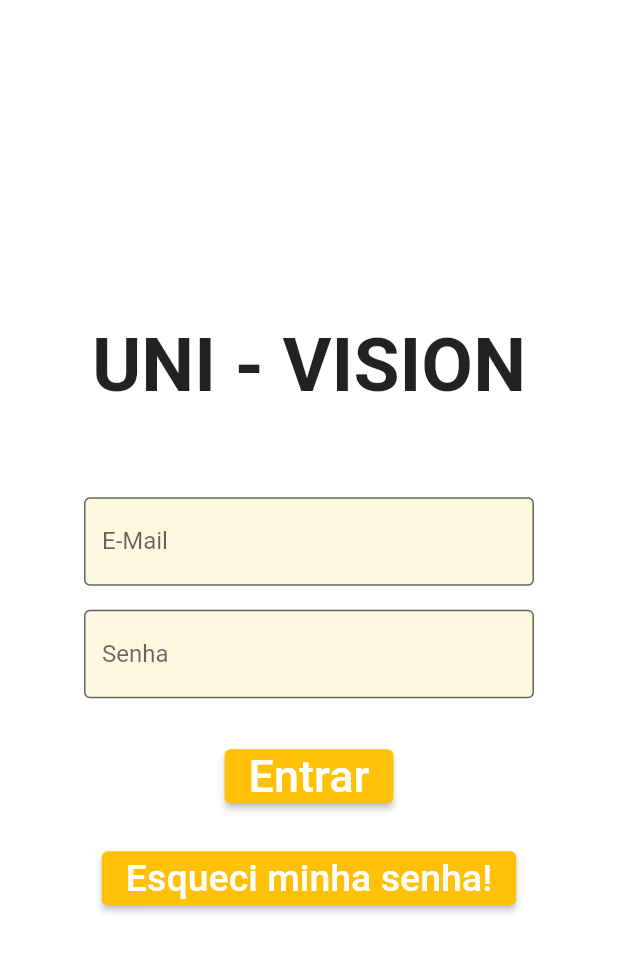
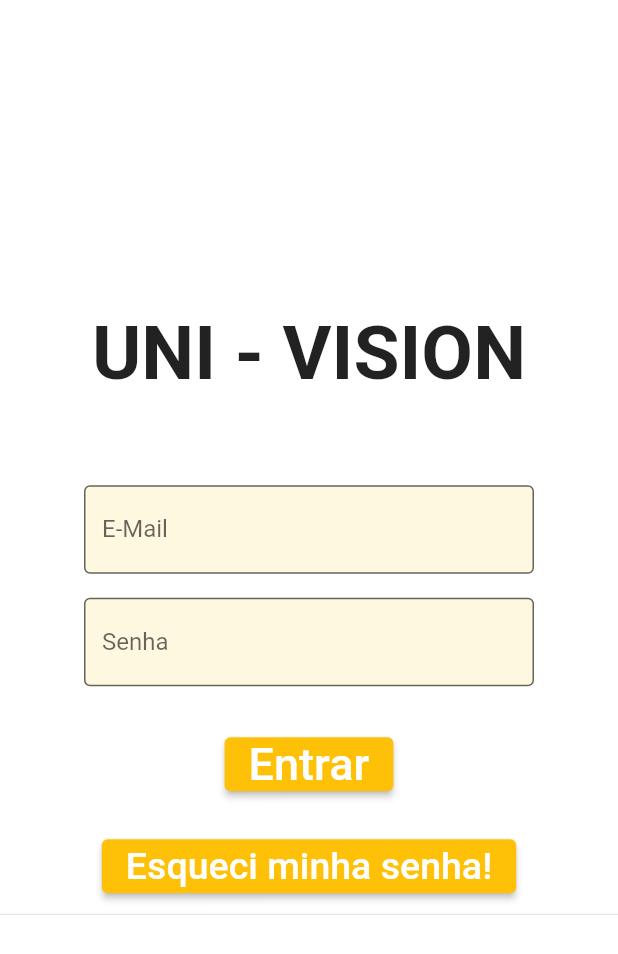
Before and after one commit to GabriielOps/uni_vision_ofc, a Flutter app: the LoginPage screen opened directly, on a phone screen of 412 x 824 dp. Shown: the top 954 px of the screen. Run offline on Flutter 3.47's test engine with Material 2 defaults, Android fonts, the light colour scheme and no system bars; our stand-ins replace cloud_firestore, fan_carousel_image_slider, firebase_core; missing offline and left inert: hold_down_button; accounts and stored records are empty.

Commit message:
first commit

```diff
--- a/lib/screens/login_page.dart
+++ b/lib/screens/login_page.dart
@@ -73,6 +73,11 @@ class _LoginPageState extends State<LoginPage> {
                 ),
               ),
             ),
+            const Column(
+              children: [
+                Divider(),
+              ],
+            )
           ],
         ));
   }
```
